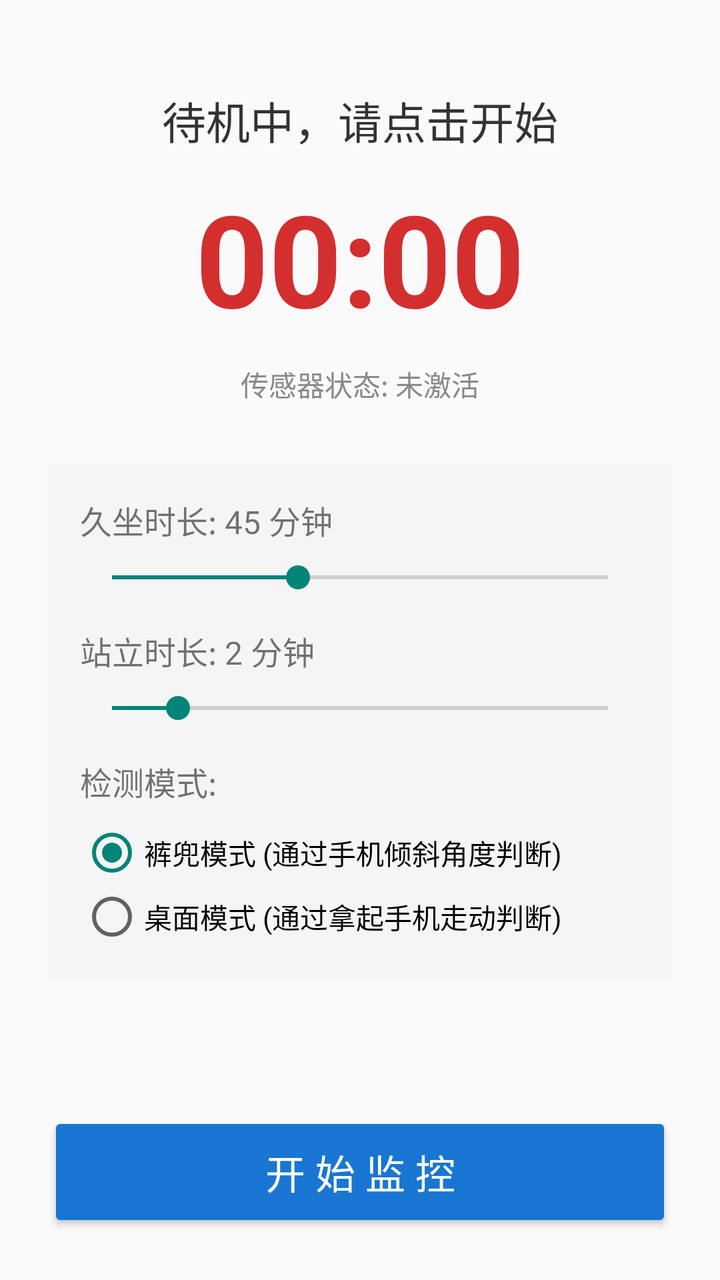
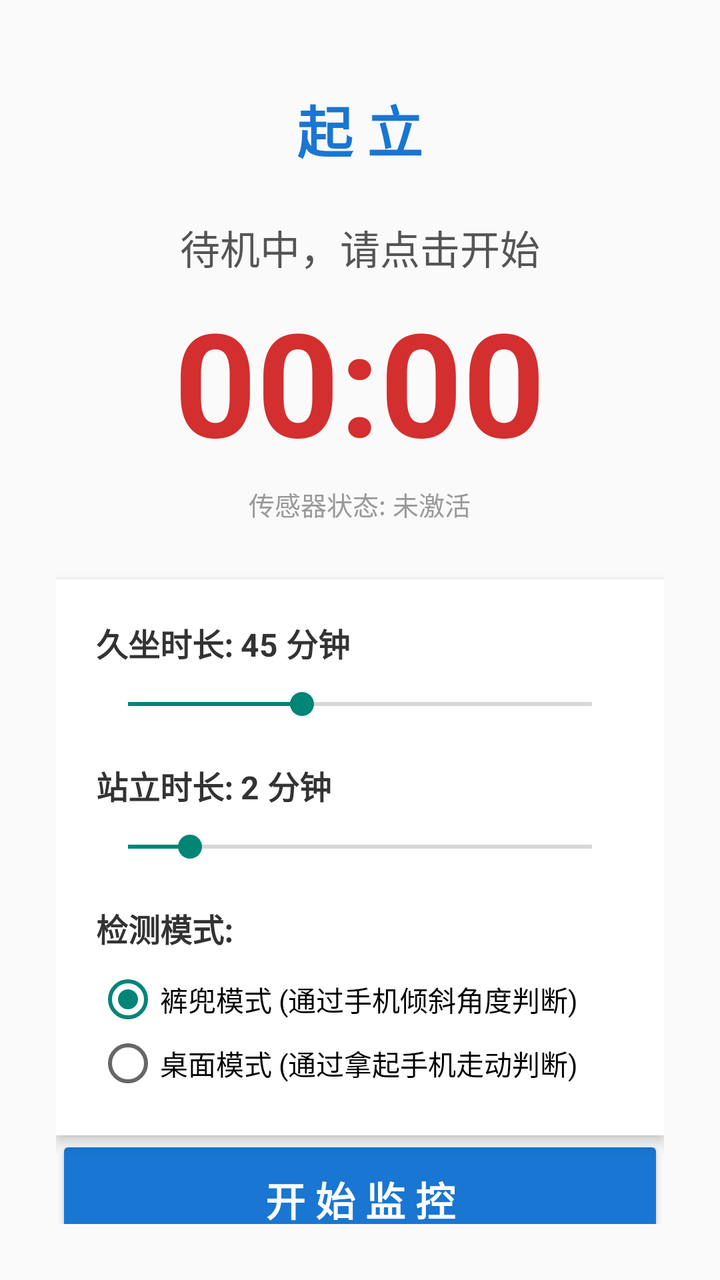

Two renders of the same Android screen: before a commit and after it. Below are the layout's source before the change and the commit's diff.
<!-- AndroidManifest.xml: application theme Theme.AppCompat.Light.NoActionBar -->
<!-- res/layout/activity_main.xml -->
<?xml version="1.0" encoding="utf-8"?>

<LinearLayout xmlns:android="http://schemas.android.com/apk/res/android"
    android:layout_width="match_parent"
    android:layout_height="match_parent"
    android:orientation="vertical"
    android:padding="24dp"
    android:gravity="center_horizontal">

    
    <TextView
        android:id="@+id/tvStatus"
        android:layout_width="wrap_content"
        android:layout_height="wrap_content"
        android:text="待机中，请点击开始"
        android:textSize="22sp"
        android:textColor="#333333"
        android:layout_marginTop="20dp"/>

    <TextView
        android:id="@+id/tvTimer"
        android:layout_width="wrap_content"
        android:layout_height="wrap_content"
        android:text="00:00"
        android:textSize="64sp"
        android:textStyle="bold"
        android:textColor="#D32F2F"
        android:layout_marginTop="10dp"
        android:layout_marginBottom="10dp"/>

    <TextView
        android:id="@+id/tvSensorDebug"
        android:layout_width="wrap_content"
        android:layout_height="wrap_content"
        android:text="传感器状态: 未激活"
        android:textSize="14sp"
        android:textColor="#888888"
        android:layout_marginBottom="30dp"/>

    
    <LinearLayout
        android:layout_width="match_parent"
        android:layout_height="wrap_content"
        android:orientation="vertical"
        android:background="#F5F5F5"
        android:padding="16dp">

        <TextView
            android:id="@+id/tvSitLabel"
            android:layout_width="wrap_content"
            android:layout_height="wrap_content"
            android:text="久坐时长: 45 分钟"
            android:textSize="16sp"/>
        <SeekBar
            android:id="@+id/sbSitTime"
            android:layout_width="match_parent"
            android:layout_height="wrap_content"
            android:max="120"
            android:progress="45"
            android:layout_marginTop="8dp"
            android:layout_marginBottom="16dp"/>

        <TextView
            android:id="@+id/tvStandLabel"
            android:layout_width="wrap_content"
            android:layout_height="wrap_content"
            android:text="站立时长: 2 分钟"
            android:textSize="16sp"/>
        <SeekBar
            android:id="@+id/sbStandTime"
            android:layout_width="match_parent"
            android:layout_height="wrap_content"
            android:max="15"
            android:progress="2"
            android:layout_marginTop="8dp"
            android:layout_marginBottom="16dp"/>

        <TextView
            android:layout_width="wrap_content"
            android:layout_height="wrap_content"
            android:text="检测模式:"
            android:textSize="16sp"
            android:layout_marginBottom="8dp"/>

        <RadioGroup
            android:id="@+id/rgMode"
            android:layout_width="match_parent"
            android:layout_height="wrap_content">
            <RadioButton
                android:id="@+id/rbPocket"
                android:layout_width="wrap_content"
                android:layout_height="wrap_content"
                android:text="裤兜模式 (通过手机倾斜角度判断)"
                android:checked="true"/>
            <RadioButton
                android:id="@+id/rbDesk"
                android:layout_width="wrap_content"
                android:layout_height="wrap_content"
                android:text="桌面模式 (通过拿起手机走动判断)"/>
        </RadioGroup>
    </LinearLayout>

    <View
        android:layout_width="match_parent"
        android:layout_height="0dp"
        android:layout_weight="1"/>

    
    <Button
        android:id="@+id/btnToggle"
        android:layout_width="match_parent"
        android:layout_height="60dp"
        android:text="开 始 监 控"
        android:textSize="20sp"
        android:backgroundTint="#1976D2"
        android:textColor="#FFFFFF"/>

</LinearLayout>
<!-- resources referenced by this layout -->
<resources>

</resources>

<!-- the commit's change to res/layout/activity_main.xml (unified diff, before → after) -->
@@ -4,8 +4,19 @@
     android:layout_width="match_parent"
     android:layout_height="match_parent"
     android:orientation="vertical"
-    android:padding="24dp"
+    android:padding="28dp"
+    android:background="#FAFAFA"
     android:gravity="center_horizontal">
+
+    
+    <TextView
+        android:layout_width="wrap_content"
+        android:layout_height="wrap_content"
+        android:text="起 立"
+        android:textSize="28sp"
+        android:textStyle="bold"
+        android:textColor="#1976D2"
+        android:layout_marginTop="16dp"/>
 
     
     <TextView
@@ -13,43 +24,46 @@
         android:layout_width="wrap_content"
         android:layout_height="wrap_content"
         android:text="待机中，请点击开始"
-        android:textSize="22sp"
-        android:textColor="#333333"
-        android:layout_marginTop="20dp"/>
+        android:textSize="20sp"
+        android:textColor="#555555"
+        android:layout_marginTop="24dp"/>
 
     <TextView
         android:id="@+id/tvTimer"
         android:layout_width="wrap_content"
         android:layout_height="wrap_content"
         android:text="00:00"
-        android:textSize="64sp"
+        android:textSize="72sp"
         android:textStyle="bold"
         android:textColor="#D32F2F"
-        android:layout_marginTop="10dp"
-        android:layout_marginBottom="10dp"/>
+        android:layout_marginTop="4dp"
+        android:layout_marginBottom="4dp"/>
 
     <TextView
         android:id="@+id/tvSensorDebug"
         android:layout_width="wrap_content"
         android:layout_height="wrap_content"
         android:text="传感器状态: 未激活"
-        android:textSize="14sp"
-        android:textColor="#888888"
-        android:layout_marginBottom="30dp"/>
+        android:textSize="13sp"
+        android:textColor="#999999"
+        android:layout_marginBottom="28dp"/>
 
     
     <LinearLayout
         android:layout_width="match_parent"
         android:layout_height="wrap_content"
         android:orientation="vertical"
-        android:background="#F5F5F5"
-        android:padding="16dp">
+        android:background="#FFFFFF"
+        android:elevation="4dp"
+        android:padding="20dp">
 
         <TextView
             android:id="@+id/tvSitLabel"
             android:layout_width="wrap_content"
             android:layout_height="wrap_content"
             android:text="久坐时长: 45 分钟"
+            android:textStyle="bold"
+            android:textColor="#333333"
             android:textSize="16sp"/>
         <SeekBar
             android:id="@+id/sbSitTime"
@@ -57,14 +71,16 @@
             android:layout_height="wrap_content"
             android:max="120"
             android:progress="45"
-            android:layout_marginTop="8dp"
-            android:layout_marginBottom="16dp"/>
+            android:layout_marginTop="10dp"
+            android:layout_marginBottom="20dp"/>
 
         <TextView
             android:id="@+id/tvStandLabel"
             android:layout_width="wrap_content"
             android:layout_height="wrap_content"
             android:text="站立时长: 2 分钟"
+            android:textStyle="bold"
+            android:textColor="#333333"
             android:textSize="16sp"/>
         <SeekBar
             android:id="@+id/sbStandTime"
@@ -72,13 +88,15 @@
             android:layout_height="wrap_content"
             android:max="15"
             android:progress="2"
-            android:layout_marginTop="8dp"
-            android:layout_marginBottom="16dp"/>
+            android:layout_marginTop="10dp"
+            android:layout_marginBottom="20dp"/>
 
         <TextView
             android:layout_width="wrap_content"
             android:layout_height="wrap_content"
             android:text="检测模式:"
+            android:textStyle="bold"
+            android:textColor="#333333"
             android:textSize="16sp"
             android:layout_marginBottom="8dp"/>
 
@@ -109,9 +127,10 @@
     <Button
         android:id="@+id/btnToggle"
         android:layout_width="match_parent"
-        android:layout_height="60dp"
+        android:layout_height="64dp"
         android:text="开 始 监 控"
         android:textSize="20sp"
+        android:textStyle="bold"
         android:backgroundTint="#1976D2"
         android:textColor="#FFFFFF"/>
 
